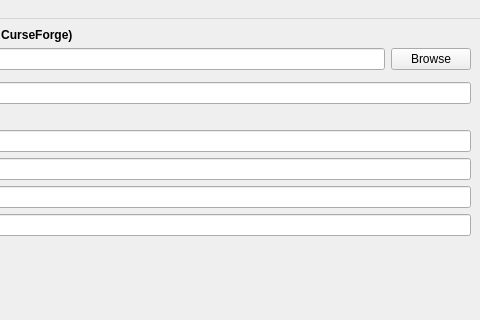
This is ui/importer.ui in MB3hel/CFModpackImporter as Qt 5 draws it before an edit; both pictures show x 179 to 659 and y 0 to 320 of the 659 by 423 pixel window. The edited form follows.
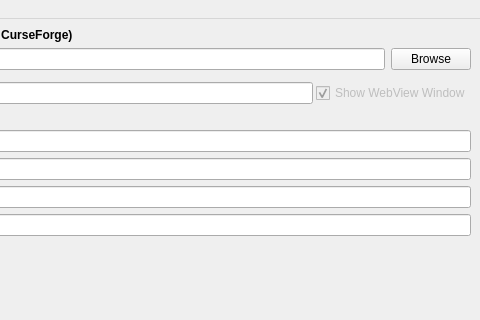
This is the edited form. Icons and pictures are not drawn.

Commit message: Add option to not show webview (unreliable w/ CF site)

Diff of the .ui file:
```diff
--- a/ui/importer.ui
+++ b/ui/importer.ui
@@ -68,6 +68,19 @@
          </property>
         </widget>
        </item>
+       <item>
+        <widget class="QCheckBox" name="cbx_show_webview">
+         <property name="enabled">
+          <bool>false</bool>
+         </property>
+         <property name="text">
+          <string>Show WebView Window</string>
+         </property>
+         <property name="checked">
+          <bool>true</bool>
+         </property>
+        </widget>
+       </item>
       </layout>
      </widget>
     </item>
```
The commit also changes 2 other files.
